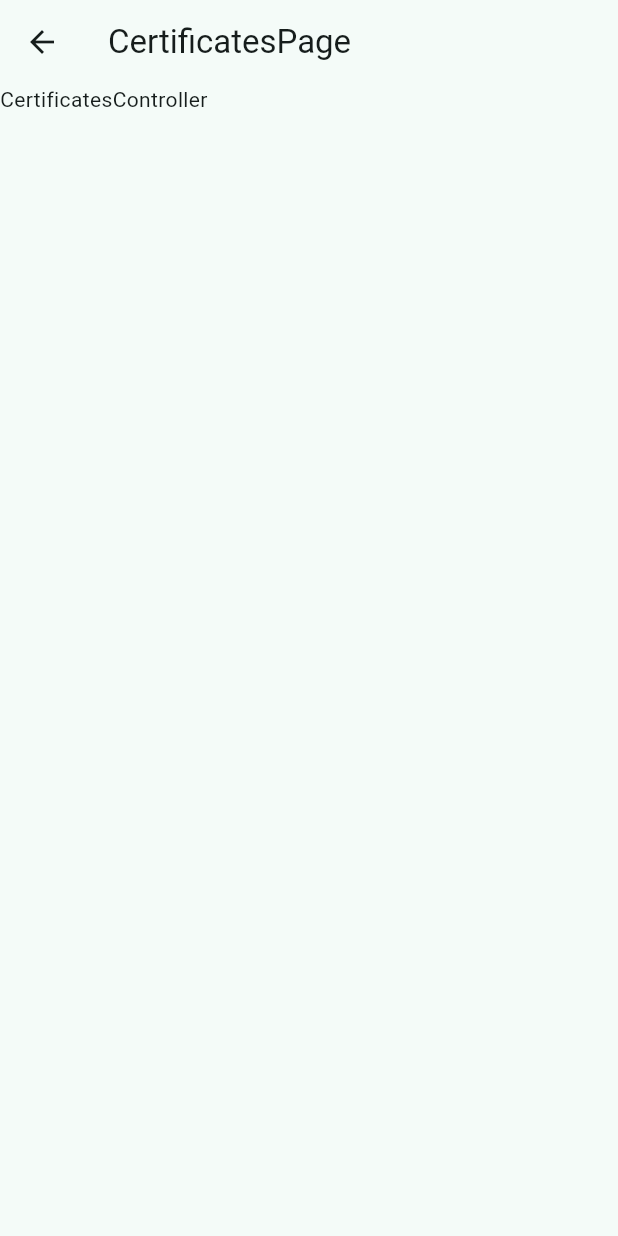
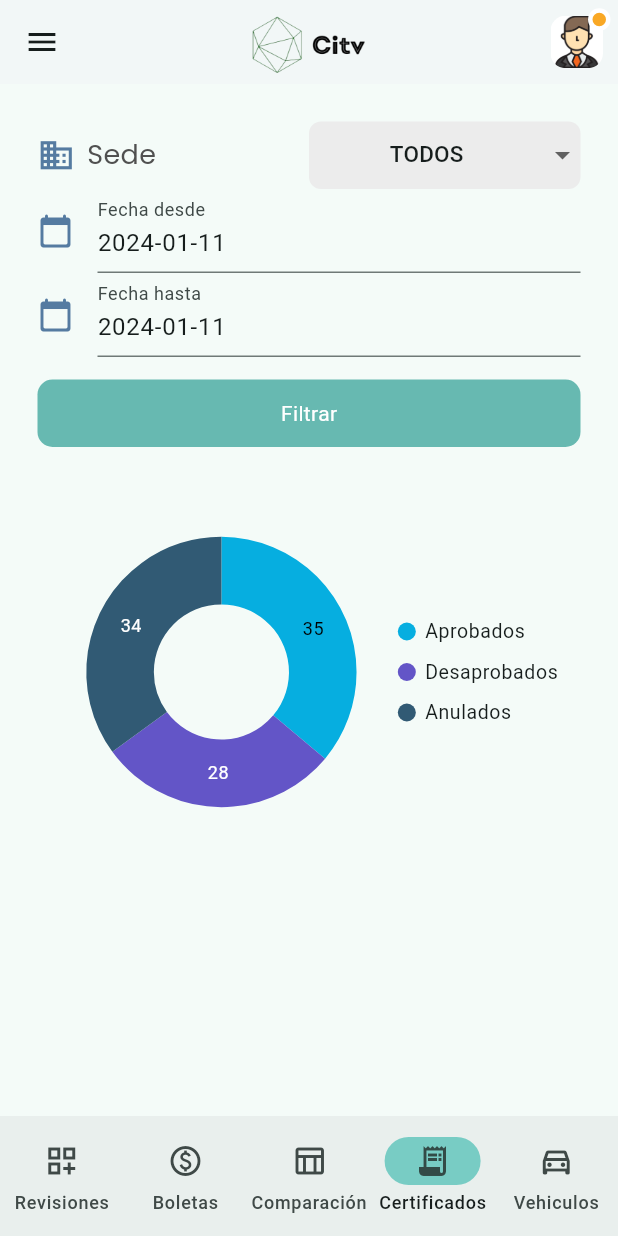
Before and after one commit to silverblade34/app_mobile_citvs, a Flutter app: the CertificatesPage screen opened directly, on a phone screen of 412 x 824 dp. Run offline on Flutter 3.47's test engine with Material 3 defaults, Android fonts, the phone set to English and light mode, and no system bars; our stand-ins replace flutter_easyloading, get, get_storage, hexcolor, syncfusion_flutter_charts; accounts and stored records are empty.

Commit message:
se avanzo la vista de CertificatesPage

```diff
--- a/lib/app/controllers/certificates_controller.dart
+++ b/lib/app/controllers/certificates_controller.dart
@@ -1,5 +1,88 @@
+import 'package:flutter/material.dart';
 import 'package:get/get.dart';
+import 'package:get_storage/get_storage.dart';
+import 'package:intl/intl.dart';
 
 class CertificatesController extends GetxController {
+ final box = GetStorage();
+  RxString dateFrom = RxString("");
+  RxString dateTo = RxString("");
+  RxString username = RxString("");
+  DateTime selectedDate = DateTime.now();
 
+  RxString valueLapDropdown = RxString('-');
+
+  RxList<DropdownMenuItem<String>> itemsDropDown =
+      RxList<DropdownMenuItem<String>>(
+    [
+      const DropdownMenuItem(
+        value: "-",
+        child: Text(
+          "-",
+          textAlign: TextAlign.center,
+        ),
+      )
+    ],
+  );
+
+  @override
+  void onReady() async {
+    final currentDate = DateTime.now();
+    final formattedDate = DateFormat('dd.MM.yyyy').format(currentDate);
+
+    dateFrom.value = formattedDate;
+    dateTo.value = formattedDate;
+
+    // Declaramos los items del dropdown
+    List<DropdownMenuItem<String>> itemCampus = [
+      const DropdownMenuItem(
+        alignment: Alignment.center,
+        value: "0",
+        child: Text(
+          "TODOS",
+          textAlign: TextAlign.center,
+          style: TextStyle(fontSize: 15),
+        ),
+      ),
+      const DropdownMenuItem(
+        alignment: Alignment.center,
+        value: "ATE",
+        child: Text(
+          "ATE",
+          textAlign: TextAlign.center,
+          style: TextStyle(fontSize: 15),
+        ),
+      ),
+      const DropdownMenuItem(
+        alignment: Alignment.center,
+        value: "SANTA ANITA",
+        child: Text(
+          "SANTA ANITA",
+          textAlign: TextAlign.center,
+          style: TextStyle(fontSize: 15),
+        ),
+      ),
+      const DropdownMenuItem(
+        alignment: Alignment.center,
+        value: "CHORILLOS",
+        child: Text(
+          "CHORILLOS",
+          textAlign: TextAlign.center,
+          style: TextStyle(fontSize: 15),
+        ),
+      ),
+    ];
+    itemsDropDown.value = itemCampus;
+    valueLapDropdown.value = "0";
+
+    await doSearch();
+    super.onReady();
+  }
+
+  doSearch() async {
+    print("--------DENTRO DEL CONTROLLER---------");
+    print("SEDE: " + valueLapDropdown.value);
+    print("FECHA DESDE: " + dateTo.value);
+    print("FECHA HASTA: " + dateFrom.value);
+  }
 }
--- a/lib/app/controllers/navigation_layout_controller.dart
+++ b/lib/app/controllers/navigation_layout_controller.dart
@@ -28,7 +28,7 @@ class NavigationLayoutController extends GetxController {
       selectedIcon: Icons.receipt_long,
       icon: Icons.receipt_long_outlined,
       label: 'Certificados',
-      route: Routes.REVIEWS,
+      route: Routes.CERTIFICATES,
     ),
     Destination(
       selectedIcon: Icons.directions_car_filled,
--- a/lib/app/routes/routes.dart
+++ b/lib/app/routes/routes.dart
@@ -9,5 +9,6 @@ abstract class Routes {
   static const REVIEWS = '/reviews';
   static const TICKETS = '/tickets';
   static const COMPARISON = '/comparison';
+  static const CERTIFICATES = '/certificates';
   static const VEHICLES = '/vehicles';
 }
--- a/lib/app/ui/pages/certificates/certificates_page.dart
+++ b/lib/app/ui/pages/certificates/certificates_page.dart
@@ -1,17 +1,95 @@
 import 'package:flutter/material.dart';
+// -----------------------------Importaciones para los layout----------------------------------
+import 'package:citvs/app/ui/pages/widgets/navigation/custom_app_bar.dart';
+import 'package:citvs/app/ui/pages/widgets/navigation/custom_bottom_bar.dart';
+import 'package:citvs/app/ui/pages/widgets/navigation/navigation_drawer.dart';
+//---------------------------------------------------------------------------------------------
 import 'package:citvs/app/controllers/certificates_controller.dart';
+import 'package:citvs/app/ui/pages/widgets/button_filter.dart';
+import 'package:citvs/app/ui/pages/widgets/date_picker.dart';
+import 'package:citvs/app/ui/pages/reviews/widgets/pie_chart.dart';
+import 'package:citvs/app/ui/pages/widgets/text_select.dart';
 import 'package:get/get.dart';
 
 class CertificatesPage extends GetView<CertificatesController> {
+  const CertificatesPage({super.key});
 
   @override
   Widget build(BuildContext context) {
-
+    final certificatesCL = Get.put(CertificatesController());
     return Scaffold(
-    appBar: AppBar(title: Text('CertificatesPage')),
-
-    body: SafeArea(
-      child: Text('CertificatesController'))
+      appBar: const CustomAppBar(),
+      drawer: const NavigationDrawerLayout(),
+      bottomNavigationBar: const CustomBottomNavigationBar(
+        initialIndex: 3,
+      ),
+      body: SafeArea(
+        child: SingleChildScrollView(
+          child: Container(
+            padding: const EdgeInsets.all(25.0),
+            child: Obx(
+              () => Column(
+                children: [
+                  Row(
+                    mainAxisAlignment: MainAxisAlignment.spaceEvenly,
+                    children: [
+                      const TextSelect(
+                        textLabel: "Sede",
+                        iconData: Icons.domain,
+                      ),
+                      Expanded(
+                        child: Container(
+                          decoration: BoxDecoration(
+                            color: const Color.fromARGB(255, 236, 236,
+                                236), // Color de fondo del contenedor
+                            borderRadius:
+                                BorderRadius.circular(8), // Bordes redondeados
+                          ),
+                          // color: Colors.blueAccent,
+                          height: 45,
+                          child: DropdownButton<String>(
+                            isExpanded: true,
+                            value: certificatesCL.valueLapDropdown.value,
+                            underline: Container(color: Colors.transparent),
+                            items: certificatesCL.itemsDropDown,
+                            onChanged: (String? newValue) async {
+                              if (newValue != null) {
+                                certificatesCL.valueLapDropdown.value =
+                                    newValue;
+                              }
+                            },
+                          ),
+                        ),
+                      ),
+                    ],
+                  ),
+                  DatePicker(
+                    label: "Fecha desde",
+                    onChanged: (newDate) {
+                      certificatesCL.dateFrom.value =
+                          newDate; // Actualizar fecha desde
+                    },
+                  ),
+                  DatePicker(
+                    label: "Fecha hasta",
+                    onChanged: (newDate) {
+                      certificatesCL.dateTo.value =
+                          newDate; // Actualizar fecha desde
+                    },
+                  ),
+                  const SizedBox(
+                    height: 15,
+                  ),
+                  ButtonFilter(onTap: () async {
+                    await certificatesCL.doSearch();
+                  }),
+                  const PieChart()
+                ],
+              ),
+            ),
+          ),
+        ),
+      ),
     );
   }
 }
--- a/lib/app/ui/pages/reviews/reviews_page.dart
+++ b/lib/app/ui/pages/reviews/reviews_page.dart
@@ -1,10 +1,10 @@
 import 'package:flutter/material.dart';
-import 'package:citvs/app/ui/pages/widgets/button_filter.dart';
 // -----------------------------Importaciones para los layout----------------------------------
 import 'package:citvs/app/ui/pages/widgets/navigation/custom_app_bar.dart';
 import 'package:citvs/app/ui/pages/widgets/navigation/custom_bottom_bar.dart';
 import 'package:citvs/app/ui/pages/widgets/navigation/navigation_drawer.dart';
 //---------------------------------------------------------------------------------------------
+import 'package:citvs/app/ui/pages/widgets/button_filter.dart';
 import 'package:citvs/app/controllers/reviews_controller.dart';
 import 'package:citvs/app/ui/pages/widgets/date_picker.dart';
 import 'package:citvs/app/ui/pages/reviews/widgets/pie_chart.dart';
```
Also changed, not shown: lib/app/routes/pages.dart (+7 -0 lines).
